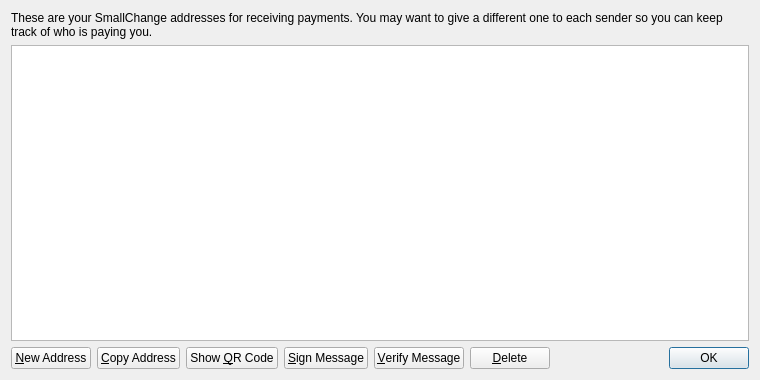
The window that src/qt/forms/addressbookpage.ui (hendercoin/hendercoin) describes before a commit, drawn with Qt 5.
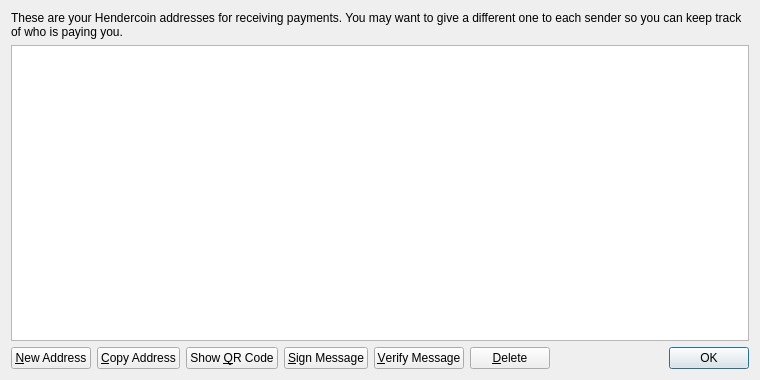
The same window after the commit. Icons and pictures are not drawn.

Diff of the .ui file:
```diff
--- a/src/qt/forms/addressbookpage.ui
+++ b/src/qt/forms/addressbookpage.ui
@@ -17,7 +17,7 @@
    <item>
     <widget class="QLabel" name="labelExplanation">
      <property name="text">
-      <string>These are your SmallChange addresses for receiving payments. You may want to give a different one to each sender so you can keep track of who is paying you.</string>
+      <string>These are your Hendercoin addresses for receiving payments. You may want to give a different one to each sender so you can keep track of who is paying you.</string>
      </property>
      <property name="textFormat">
       <enum>Qt::PlainText</enum>
```
